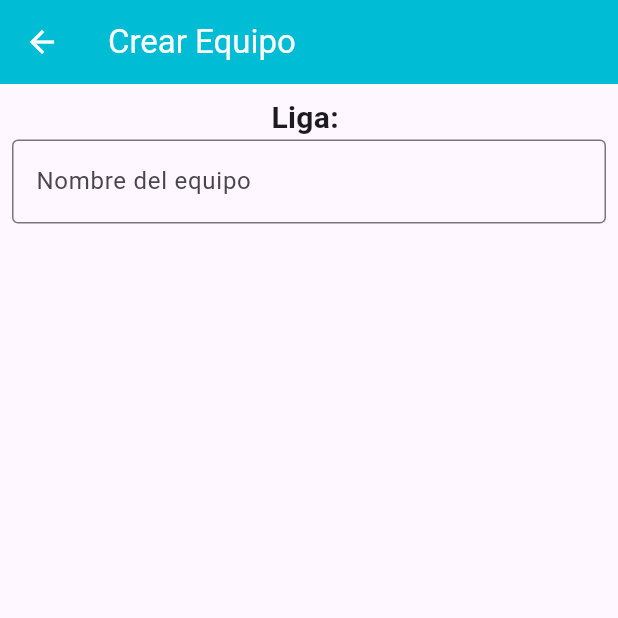
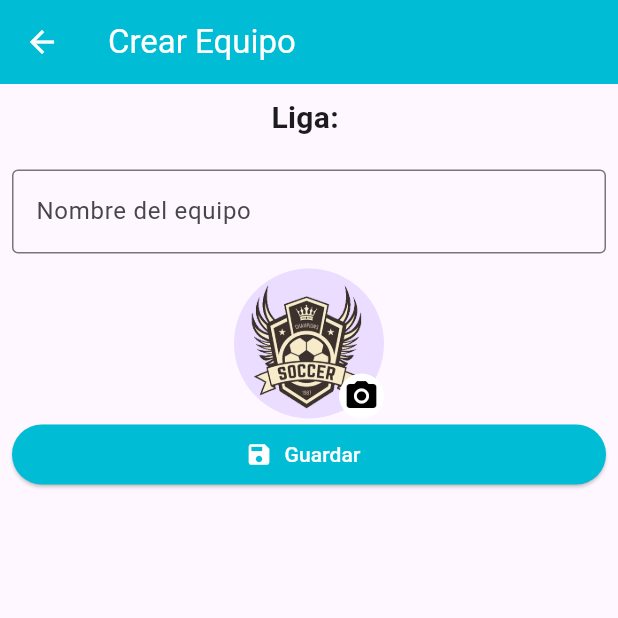
Before and after one commit to adimerpaul/appFutbol, a Flutter app: the CrearEquipo screen opened directly with empty values, on a phone screen of 412 x 824 dp, the top half of it. Run offline on Flutter 3.47's test engine with Material 3 defaults, Android fonts, the phone set to English and light mode, and no system bars; our stand-ins replace elegant_notification, flutter_dotenv, image_picker, sqflite; accounts and stored records are empty; network calls fail.

Commit message:
funcionando guarda imagen

```diff
--- a/lib/pages/campeonato/crearEquipo.dart
+++ b/lib/pages/campeonato/crearEquipo.dart
@@ -1,5 +1,12 @@
+import 'dart:io';
+
 import 'package:flutter/material.dart';
 import 'package:flutter/widgets.dart';
+import 'package:flutter_dotenv/flutter_dotenv.dart';
+import 'package:image_picker/image_picker.dart';
+import 'package:http/http.dart' as http;
+import 'package:path/path.dart' as path;
+import '../../addons/scaffold.dart';
 
 class CrearEquipo extends StatefulWidget {
   final Map? liga;
@@ -14,7 +21,52 @@ class CrearEquipo extends StatefulWidget {
 
 class _CrearEquipoState extends State<CrearEquipo> {
   TextEditingController name = TextEditingController();
-  // imagen
+  File? _imagen;
+  bool loading = false;
+  final url = dotenv.env['API_URL'];
+  // final ImagePicker picker = ImagePicker();
+
+  @override
+  void initState() {
+    super.initState();
+  }
+  pickImage() async {
+    final ImagePicker picker = ImagePicker();
+    final XFile? image = await picker.pickImage(source: ImageSource.gallery);
+    if (image != null) {
+      _imagen= File(image.path);
+      setState(() {});
+    }
+  }
+  saveEquipo() async{
+      if (name.text.isEmpty) {
+        error(context, 'El nombre del equipo es requerido');
+        return;
+      }
+      loading = true;
+      setState(() {});
+      final uri = Uri.parse('$url/equipos');
+      final request = http.MultipartRequest('POST', uri);
+      request.fields['name'] = name.text;
+      request.fields['ligaId'] = widget.liga!['id'].toString();
+      // print(this.image);
+      if (_imagen != null) {
+        print('image');
+        request.files.add(
+          await http.MultipartFile.fromPath('image', _imagen!.path, filename: path.basename(_imagen!.path))
+        );
+      }
+      final response = await request.send();
+      print(response.statusCode);
+      if (response.statusCode == 201) {
+        success(context, 'Equipo creado correctamente');
+        Navigator.pop(context, true);
+      } else {
+        error(context, 'Error al crear el equipo');
+      }
+      loading = false;
+      setState(() {});
+  }
 
   @override
   Widget build(BuildContext context) {
@@ -31,6 +83,7 @@ class _CrearEquipoState extends State<CrearEquipo> {
             Center(
               child: Text('Liga: ${widget.liga!['name']}', style: const TextStyle(fontSize: 20, fontWeight: FontWeight.bold)),
             ),
+            SizedBox(height: 20),
             TextField(
               controller: name,
               decoration: const InputDecoration(
@@ -38,6 +91,34 @@ class _CrearEquipoState extends State<CrearEquipo> {
                 border: OutlineInputBorder(),
               ),
             ),
+            SizedBox(height: 10),
+            GestureDetector(
+              onTap: pickImage,
+              child: CircleAvatar(
+                radius: 50,
+                backgroundImage: _imagen != null ? FileImage(_imagen!) : AssetImage('assets/images/default.png'),
+                child: Align(
+                  alignment: Alignment.bottomRight,
+                  child: CircleAvatar(
+                    radius: 15,
+                    backgroundColor: Colors.white,
+                    child: Icon(Icons.camera_alt, color: Colors.black),
+                  ),
+                ),
+              )
+            ),
+            SizedBox(
+              width: double.infinity,
+              child: ElevatedButton.icon(
+                onPressed: loading ? null : saveEquipo,
+                style: ElevatedButton.styleFrom(
+                  backgroundColor: Colors.cyan,
+                  foregroundColor: Colors.white,
+                ),
+                icon: Icon(Icons.save),
+                label: loading ? const CircularProgressIndicator() : const Text('Guardar'),
+              ),
+            )
           ],
         )
       )
--- a/lib/pages/campeonato/equipos.dart
+++ b/lib/pages/campeonato/equipos.dart
@@ -126,7 +126,7 @@ class EquiposState extends State<Equipos> {
                             color = Colors.grey;
                         }
                         return Padding(
-                          padding: const EdgeInsets.symmetric(horizontal: 2.0),
+                          padding: const EdgeInsets.symmetric(horizontal: 0.0),
                           child: Icon(icon, size: 16, color: color),
                         );
                       }).toList(),
--- a/pubspec.yaml
+++ b/pubspec.yaml
@@ -40,6 +40,7 @@ dependencies:
   sqflite: ^2.4.1
   elegant_notification: ^2.4.3
   horizontal_data_table: ^4.3.1
+  image_picker: ^1.1.2
 
 dev_dependencies:
   flutter_test:
```
Also changed, not shown: assets/images/default.png (added), pubspec.lock, 4 other files.
